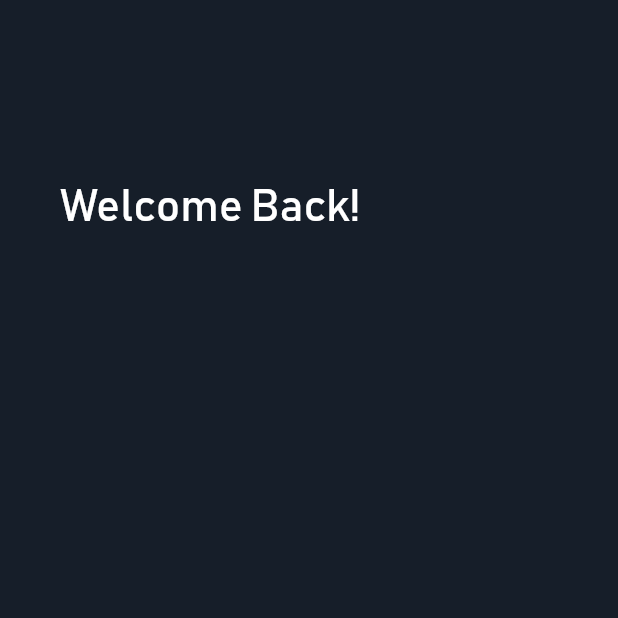
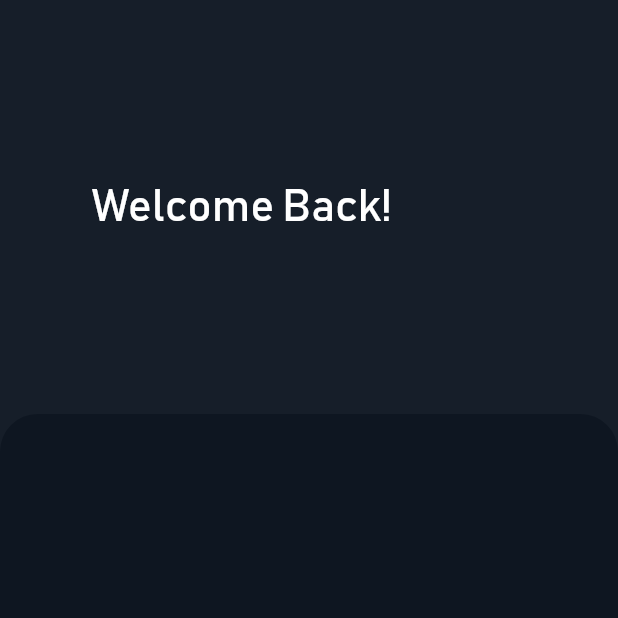
Before and after one commit to Ardiankls/pdm_app, a Flutter app: the screen it shows after launch, on a phone screen of 412 x 824 dp, the top half of it. Run offline on Flutter 3.47's test engine with Material 2 defaults, Android fonts, the light colour scheme and no system bars.

Commit message:
Update login.dart

```diff
--- a/lib/ui/pages/login.dart
+++ b/lib/ui/pages/login.dart
@@ -14,18 +14,29 @@ class _LoginState extends State<Login> {
       body: Container(
         width: double.infinity,
         height: double.infinity,
-        child: Stack(
+        child: Column(
           children: [
             Container(
               child: Padding(
-                padding: EdgeInsets.fromLTRB(40, 120, 0, 0),
+                padding: EdgeInsets.fromLTRB(0, 120, 90, 0),
                 child: Text(
                   'Welcome Back!',
                   style: TextStyle(fontSize: 30, fontStyle: FontStyle.normal),
                 ),
               ),
             ),
-            Container()
+            Padding(
+              padding: EdgeInsets.fromLTRB(0, 120, 0, 0),
+              child: Stack(
+                children: [
+                  Container(
+                      height: 316,
+                      decoration: BoxDecoration(
+                          color: Color(0xFF0E1621),
+                          borderRadius: BorderRadius.circular(25))),
+                ],
+              ),
+            ),
           ],
         ),
       ),
```
